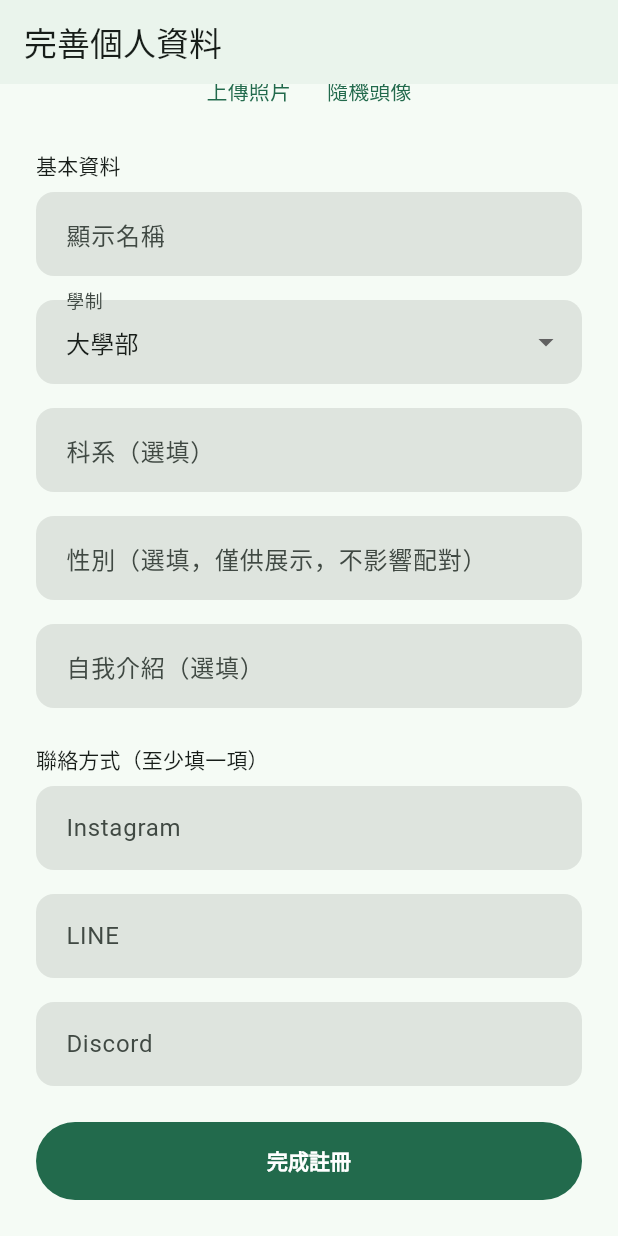
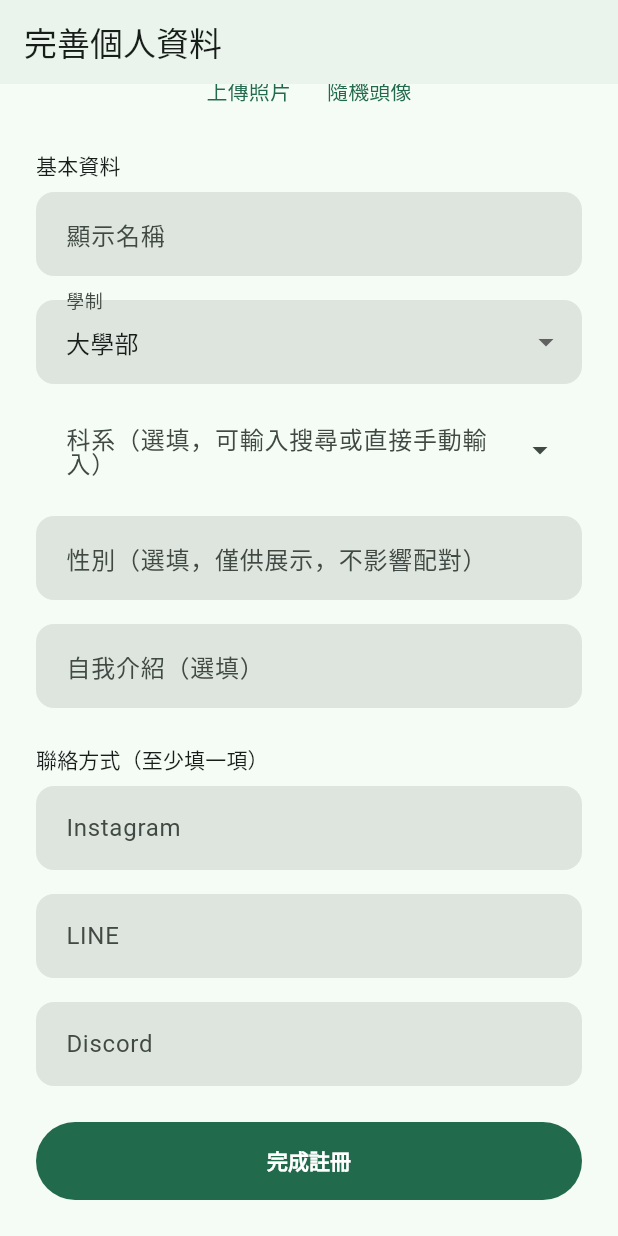
Before and after one commit to egger-meow/find-people-now, a Flutter app: the CompleteProfileScreen screen opened by its route, scrolled down 132 dp, on a phone screen of 412 x 824 dp. Run offline on Flutter 3.47's test engine with Material 3 defaults, Android fonts, the light colour scheme and no system bars; our stand-ins replace flutter_dotenv, flutter_riverpod, go_router, image_picker, shared_preferences, supabase_flutter; accounts and stored records are empty; network calls fail.

Commit message:
feat(app): show university full name + department dropdown at registration
Profile/candidate/member cards previously printed the raw SCHOOL enum
(NYCU/NTHU), which read like the system hadn't recorded the user's
university even though it's already correctly derived from their sign-in
email domain. Show the Chinese full name instead.

Also replace the free-text department field with a searchable dropdown
(DropdownMenu, filter-as-you-type) seeded from each school's official
college/department list, at both registration and profile edit. Free typing
still works since the field isn't restricted to the list — department is
display-only, not used by matching, so an unlisted program name isn't a
blocker.

```diff
--- a/app/lib/activities/activity_detail_screen.dart
+++ b/app/lib/activities/activity_detail_screen.dart
@@ -2,6 +2,7 @@ import 'package:flutter/material.dart';
 import 'package:flutter_riverpod/flutter_riverpod.dart';
 
 import '../auth/auth_providers.dart';
+import '../data/school_labels.dart';
 import '../generated/activity.dart';
 import '../generated/activity_location_option.dart';
 import '../generated/location.dart';
@@ -900,7 +901,7 @@ class _MemberCardState extends ConsumerState<_MemberCard> {
                       style: Theme.of(context).textTheme.titleSmall,
                     ),
                     Text(
-                      '${member.school.name} · ${member.department ?? '未填科系'} · ${_degreeLabel(member.degreeLevel)}',
+                      '${schoolLabel(member.school)} · ${member.department ?? '未填科系'} · ${_degreeLabel(member.degreeLevel)}',
                       style: Theme.of(context).textTheme.bodySmall,
                     ),
                     Text(
--- a/app/lib/activities/my_activities_screen.dart
+++ b/app/lib/activities/my_activities_screen.dart
@@ -2,6 +2,7 @@ import 'package:flutter/material.dart';
 import 'package:flutter_riverpod/flutter_riverpod.dart';
 import 'package:go_router/go_router.dart';
 
+import '../data/school_labels.dart';
 import '../generated/activity.dart';
 import '../generated/supadart_header.dart' show ACTIVITY_STATUS, REQUEST_STATUS;
 import '../theme/app_theme.dart';
@@ -165,7 +166,7 @@ class _PlaceholderActivityCard extends StatelessWidget {
                 Text(_activityStatusLabel(activity.status), style: Theme.of(context).textTheme.titleSmall),
                 const SizedBox(height: AppSpacing.xs),
                 Text(
-                  '${activity.school.name} · ${activity.campus}',
+                  '${schoolLabel(activity.school)} · ${activity.campus}',
                   style: Theme.of(context).textTheme.bodySmall,
                 ),
               ],
--- a/app/lib/activities/pending_confirmation_card.dart
+++ b/app/lib/activities/pending_confirmation_card.dart
@@ -2,6 +2,7 @@ import 'package:flutter/material.dart';
 import 'package:flutter_riverpod/flutter_riverpod.dart';
 
 import '../auth/auth_providers.dart';
+import '../data/school_labels.dart';
 import '../generated/supadart_header.dart' show DEGREE_LEVEL, PENDING_CONFIRMATION_STATUS;
 import '../rpc/api_exception.dart';
 import '../rpc/auth_profile_rpc.dart' show ReliabilityTier;
@@ -145,7 +146,7 @@ class _PendingConfirmationCardState extends ConsumerState<PendingConfirmationCar
                   children: [
                     Text(candidate.displayName, style: Theme.of(context).textTheme.titleSmall),
                     Text(
-                      '${candidate.school.name} · ${candidate.department ?? '未填科系'} · ${_degreeLabel(candidate.degreeLevel)}',
+                      '${schoolLabel(candidate.school)} · ${candidate.department ?? '未填科系'} · ${_degreeLabel(candidate.degreeLevel)}',
                       style: Theme.of(context).textTheme.bodySmall,
                     ),
                     Text(
--- a/app/lib/auth/complete_profile_screen.dart
+++ b/app/lib/auth/complete_profile_screen.dart
@@ -2,6 +2,7 @@ import 'package:flutter/material.dart';
 import 'package:flutter_riverpod/flutter_riverpod.dart';
 import 'package:go_router/go_router.dart';
 
+import '../data/school_labels.dart';
 import '../generated/supadart_header.dart' show DEGREE_LEVEL;
 import '../match/match_providers.dart';
 import '../profile/avatar_upload.dart';
@@ -10,6 +11,7 @@ import '../rpc/auth_profile_rpc.dart';
 import '../theme/app_theme.dart';
 import '../widgets/app_button.dart';
 import '../widgets/app_text_field.dart';
+import '../widgets/department_field.dart';
 import 'auth_providers.dart';
 
 /// 完善個人資料 gate——OTP 登入完成後、能進配對頁前的必經畫面
@@ -208,7 +210,10 @@ class _CompleteProfileScreenState extends ConsumerState<CompleteProfileScreen> {
               },
             ),
             const SizedBox(height: AppSpacing.md),
-            AppTextField(controller: _departmentController, label: '科系（選填）'),
+            DepartmentField(
+              controller: _departmentController,
+              school: schoolFromEmail(ref.watch(supabaseClientProvider).auth.currentUser?.email),
+            ),
             const SizedBox(height: AppSpacing.md),
             AppTextField(controller: _genderController, label: '性別（選填，僅供展示，不影響配對）'),
             const SizedBox(height: AppSpacing.md),
--- /dev/null
+++ b/app/lib/data/department_options.dart
@@ -0,0 +1,79 @@
+import '../generated/supadart_header.dart' show SCHOOL;
+
+/// 反饋：科系欄位原本是純文字輸入，使用者希望能像查得到的官網系所清單一樣
+/// 用下拉選單選，減少打錯字/用語不一致的問題。名單整理自維基百科的
+/// 「國立陽明交通大學系所列表」「國立清華大學」條目（2026-07 查詢），依學院
+/// 分組但不含研究所專班等太細的班別。
+///
+/// 刻意不做成後端 enum/資料表（不像 activity_type/location 有審核流程）：
+/// 這欄位純展示、不影響配對邏輯（SPEC 從未把科系列入配對條件），系所名稱
+/// 又會隨學校組織調整變動，寫死在 app 端、清單不夠新時使用者仍可直接手動
+/// 輸入（見 `DepartmentField`），比額外維護一張 admin 審核表更輕量。
+const Map<SCHOOL, List<String>> departmentsBySchool = {
+  SCHOOL.NYCU: [
+    // 工學院
+    '土木工程學系', '機械工程學系', '材料科學與工程學系', '環境工程研究所', '太空系統工程研究所',
+    // 管理學院
+    '管理科學系', '運輸與物流管理學系', '工業工程與管理學系', '資訊管理與財務金融學系', '資訊管理研究所', '科技管理研究所',
+    // 理學院
+    '電子物理學系', '應用數學系', '應用化學系', '統計學研究所', '物理研究所',
+    // 電機學院
+    '半導體工程學系', '電機工程學系', '光電工程學系', '電子研究所', '電控工程研究所', '電信工程研究所', '生醫工程研究所',
+    // 資訊學院
+    '資訊工程學系', '資訊科學與工程研究所', '網路工程研究所', '多媒體工程研究所', '數據科學與工程研究所',
+    // 人文藝術與社會學院
+    '外國語文學系', '英語教學研究所', '傳播研究所', '應用藝術研究所', '社會與文化研究所', '教育研究所', '音樂研究所', '建築研究所',
+    '科技與社會研究所', '心智哲學研究所', '視覺文化研究所',
+    // 科技法律學院
+    '科技法律研究所',
+    // 工程生物科學學院
+    '生物科技學系', '生物資訊及系統生物研究所', '分子醫學與生物工程研究所',
+    // 客家文化學院
+    '人文社會學系', '傳播與科技學系',
+    // 醫學院
+    '醫學系', '中醫系', '臨床醫學研究所', '傳統醫藥研究所', '公共衛生研究所', '醫務管理研究所', '衛生福利研究所',
+    '環境與職業衛生研究所', '生物醫學資訊研究所', '生理學研究所', '藥理學研究所', '解剖學及細胞生物學研究所',
+    '急重症醫學研究所', '腦科學研究所',
+    // 生物醫學暨工程學院
+    '生物醫學工程學系', '物理治療暨輔助科技學系', '醫學生物技術暨檢驗學系', '生物醫學影像暨放射科學系', '生醫光電研究所',
+    // 護理學院
+    '護理學系', '臨床護理研究所', '社區健康照護研究所',
+    // 牙醫學院
+    '牙醫學系', '口腔生物研究所', '口腔組織工程暨生技材料研究所',
+    // 生命科學院
+    '生命科學系暨基因體科學研究所', '神經科學研究所', '微生物及免疫學研究所', '生化暨分子生物研究所',
+    // 藥物科學院
+    '藥學系', '生物藥學研究所', '食品安全及健康風險評估研究所',
+    // 管理學院（台北北門校區）
+    '經營管理研究所',
+    // 光電學院
+    '光電系統研究所', '照明與能源光電研究所', '影像與生醫光電研究所',
+    // 智慧科學暨綠能學院
+    '智慧計算與科技研究所', '智慧系統與應用研究所', '智慧與綠能產學研究所',
+    // 產學創新研究學院
+    '前瞻半導體研究所', '智能系統研究所',
+  ],
+  SCHOOL.NTHU: [
+    // 理學院
+    '物理學系', '化學系', '數學系', '天文研究所',
+    // 工學院
+    '動力機械工程學系', '材料科學工程學系', '化學工程學系', '工業工程與工程管理學系', '生物醫學工程研究所',
+    // 原子科學院
+    '核子工程與科學研究所', '生醫工程與環境科學系',
+    // 人文社會學院
+    '中國語文學系', '外國語文學系', '歷史研究所', '哲學研究所', '經濟學系', '社會學研究所', '人類學研究所',
+    // 生命科學暨醫學院
+    '生命科學系', '分子與細胞生物研究所', '分子醫學研究所', '生物資訊與結構生物研究所', '生物科技研究所',
+    // 電機資訊學院
+    '資訊工程學系', '電機工程學系', '電子研究所', '通訊工程研究所', '資訊安全研究所',
+    // 科技管理學院
+    '科技管理研究所', '科技法律研究所', '計量財務金融學系',
+    // 竹師教育學院
+    '教育與學習科技學系', '特殊教育學系', '體育學系', '幼兒教育學系', '教育心理與諮商學系', '英語教學系',
+    '臺灣語言研究與教學研究所', '數理教育研究所', '學習科學與科技研究所', '華文文學研究所',
+    // 藝術學院
+    '音樂學系', '藝術與設計學系',
+    // 半導體研究學院／永續學院／台北政經學院
+    '半導體研究學院', '永續學院', '台北政經學院',
+  ],
+};
--- /dev/null
+++ b/app/lib/data/school_labels.dart
@@ -0,0 +1,25 @@
+import '../generated/supadart_header.dart' show SCHOOL;
+
+/// 反饋：個人資料卡、候選人資訊卡等畫面原本直接印列舉原始值（`NYCU`/`NTHU`），
+/// 使用者反應看起來像是系統沒有記錄大學——其實從報名 email 網域就已經正確
+/// 判斷出來了（見 `complete_profile` RPC 的 email regex，
+/// `supabase/migrations/20260724120200_rpc_profile_and_auth.sql:69-74`），只是
+/// 顯示字串太像內部代碼，不像「這是你的學校」，這裡統一改印中文全名。
+String schoolLabel(SCHOOL school) => switch (school) {
+      SCHOOL.NYCU => '國立陽明交通大學',
+      SCHOOL.NTHU => '國立清華大學',
+    };
+
+/// 註冊畫面（`complete_profile_screen.dart`）此時 `app_user` 列還不存在，拿不到
+/// 已存好的 `school`，但科系下拉選單需要先知道要顯示哪一校的清單——直接在
+/// client 端比照後端同一條 regex（大小寫不敏感）從登入 email 反推，純粹是
+/// UI 用途（決定顯示哪份清單），不是權威判斷：真正的 `school` 欄位仍然只由
+/// `complete_profile` RPC 依 `auth.users.email` 寫入，這裡算錯也不影響資料
+/// 正確性，最多只是科系選單顯示錯的清單。
+SCHOOL? schoolFromEmail(String? email) {
+  if (email == null) return null;
+  final lower = email.toLowerCase();
+  if (lower.endsWith('@nycu.edu.tw')) return SCHOOL.NYCU;
+  if (lower.endsWith('@nthu.edu.tw')) return SCHOOL.NTHU;
+  return null;
+}
--- a/app/lib/profile/edit_profile_screen.dart
+++ b/app/lib/profile/edit_profile_screen.dart
@@ -10,6 +10,7 @@ import '../rpc/auth_profile_rpc.dart';
 import '../theme/app_theme.dart';
 import '../widgets/app_button.dart';
 import '../widgets/app_text_field.dart';
+import '../widgets/department_field.dart';
 import '../widgets/loading_indicator.dart';
 import 'avatar_upload.dart';
 
@@ -195,7 +196,7 @@ class _EditProfileScreenState extends ConsumerState<EditProfileScreen> {
                   },
                 ),
                 const SizedBox(height: AppSpacing.md),
-                AppTextField(controller: _departmentController, label: '科系（選填）'),
+                DepartmentField(controller: _departmentController, school: user.school),
                 const SizedBox(height: AppSpacing.md),
                 AppTextField(controller: _genderController, label: '性別（選填，僅供展示，不影響配對）'),
                 const SizedBox(height: AppSpacing.md),
--- a/app/lib/profile/profile_screen.dart
+++ b/app/lib/profile/profile_screen.dart
@@ -4,6 +4,7 @@ import 'package:go_router/go_router.dart';
 
 import '../account_deletion.dart';
 import '../auth/auth_providers.dart';
+import '../data/school_labels.dart';
 import '../generated/app_user.dart';
 import '../generated/supadart_header.dart' show DEGREE_LEVEL;
 import '../match/match_providers.dart' show myAppUserProvider, myReliabilityProvider;
@@ -147,7 +148,7 @@ class _ProfileHeaderCard extends StatelessWidget {
                 Text(user.displayName, style: Theme.of(context).textTheme.titleMedium),
                 const SizedBox(height: AppSpacing.xs),
                 Text(
-                  '${user.school.name} · ${user.department ?? '未填科系'} · ${_degreeLabel(user.degreeLevel)}',
+                  '${schoolLabel(user.school)} · ${user.department ?? '未填科系'} · ${_degreeLabel(user.degreeLevel)}',
                   style: Theme.of(context).textTheme.bodySmall,
                 ),
               ],
--- /dev/null
+++ b/app/lib/widgets/department_field.dart
@@ -0,0 +1,32 @@
+import 'package:flutter/material.dart';
+
+import '../data/department_options.dart';
+import '../generated/supadart_header.dart' show SCHOOL;
+
+/// 反饋：科系欄位要能用下拉選單選，而不是純打字——`DropdownMenu` 用
+/// `controller` 綁同一個 [TextEditingController]，`enableFilter: true` 讓
+/// 使用者邊打邊篩選清單，但輸入框本身仍是一般文字欄位，打的內容不在清單裡
+/// 也照樣收得到（[departmentsBySchool] 的清單不保證跟得上系所異動，不該
+/// 因為找不到就卡住使用者填不了科系）。
+class DepartmentField extends StatelessWidget {
+  const DepartmentField({super.key, required this.controller, required this.school});
+
+  final TextEditingController controller;
+  final SCHOOL? school;
+
+  @override
+  Widget build(BuildContext context) {
+    final options = departmentsBySchool[school] ?? const <String>[];
+    return DropdownMenu<String>(
+      controller: controller,
+      width: MediaQuery.sizeOf(context).width - 48,
+      menuHeight: 360,
+      enableFilter: true,
+      requestFocusOnTap: true,
+      label: const Text('科系（選填，可輸入搜尋或直接手動輸入）'),
+      dropdownMenuEntries: [
+        for (final department in options) DropdownMenuEntry(value: department, label: department),
+      ],
+    );
+  }
+}
```
